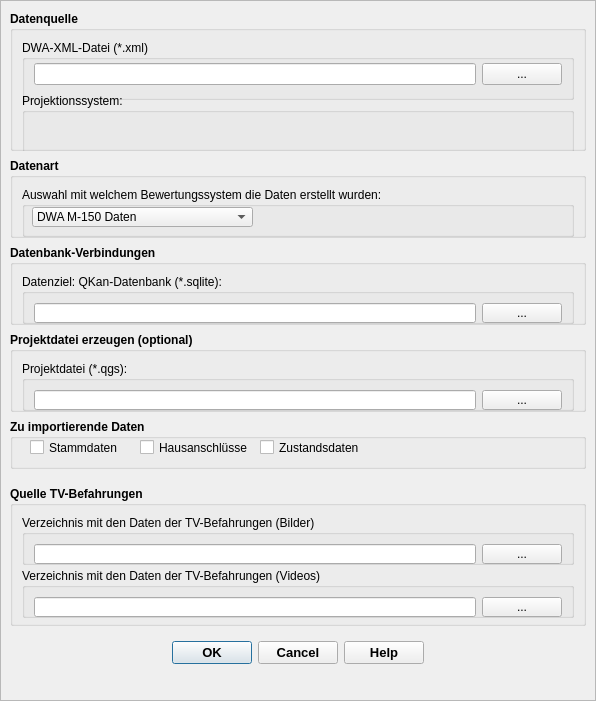
The window that qkan/m150porter/res/xml_import_dialog_base.ui (SonkeHoffmann/QKan-1) describes before a commit, drawn with Qt 5.
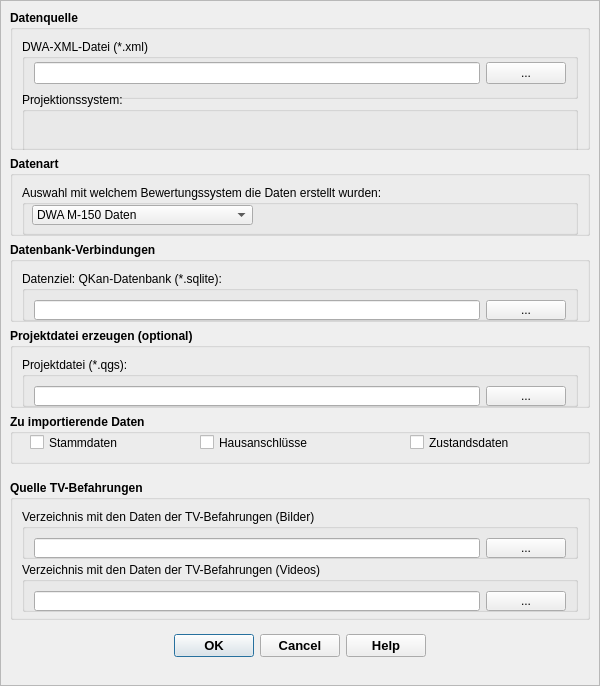
The same window after the commit. Icons and pictures are not drawn. Custom widgets are drawn as their Qt base class.

Commit message: WIP: M150-Import

```diff
--- a/qkan/m150porter/res/xml_import_dialog_base.ui
+++ b/qkan/m150porter/res/xml_import_dialog_base.ui
@@ -6,8 +6,8 @@
    <rect>
     <x>0</x>
     <y>0</y>
-    <width>596</width>
-    <height>701</height>
+    <width>600</width>
+    <height>686</height>
    </rect>
   </property>
   <property name="minimumSize">
@@ -61,8 +61,8 @@
        <rect>
         <x>0</x>
         <y>0</y>
-        <width>594</width>
-        <height>699</height>
+        <width>598</width>
+        <height>684</height>
        </rect>
       </property>
       <layout class="QVBoxLayout" name="verticalLayout_3">
@@ -608,7 +608,7 @@
          <widget class="QCheckBox" name="checkBox_2">
           <property name="geometry">
            <rect>
-            <x>130</x>
+            <x>190</x>
             <y>20</y>
             <width>131</width>
             <height>17</height>
@@ -627,7 +627,7 @@
          <widget class="QCheckBox" name="checkBox_3">
           <property name="geometry">
            <rect>
-            <x>250</x>
+            <x>400</x>
             <y>20</y>
             <width>131</width>
             <height>17</height>
```
Left out of the diff: 6 changed lines with no effect on the pictures. The commit also changes 17 other files.
